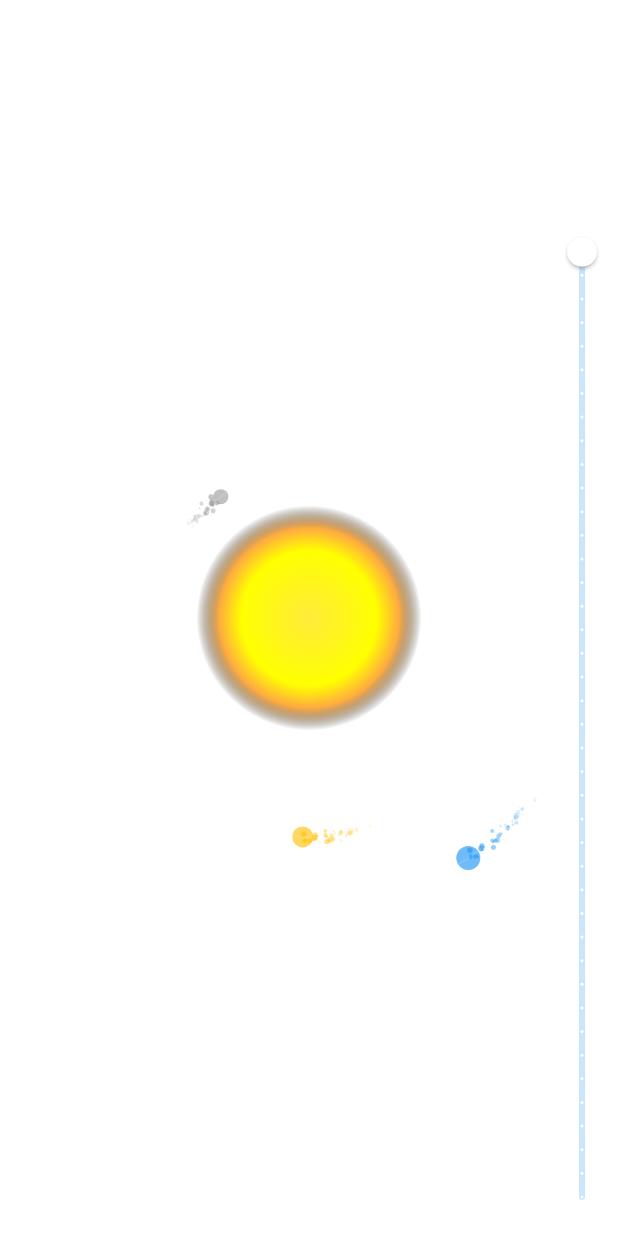
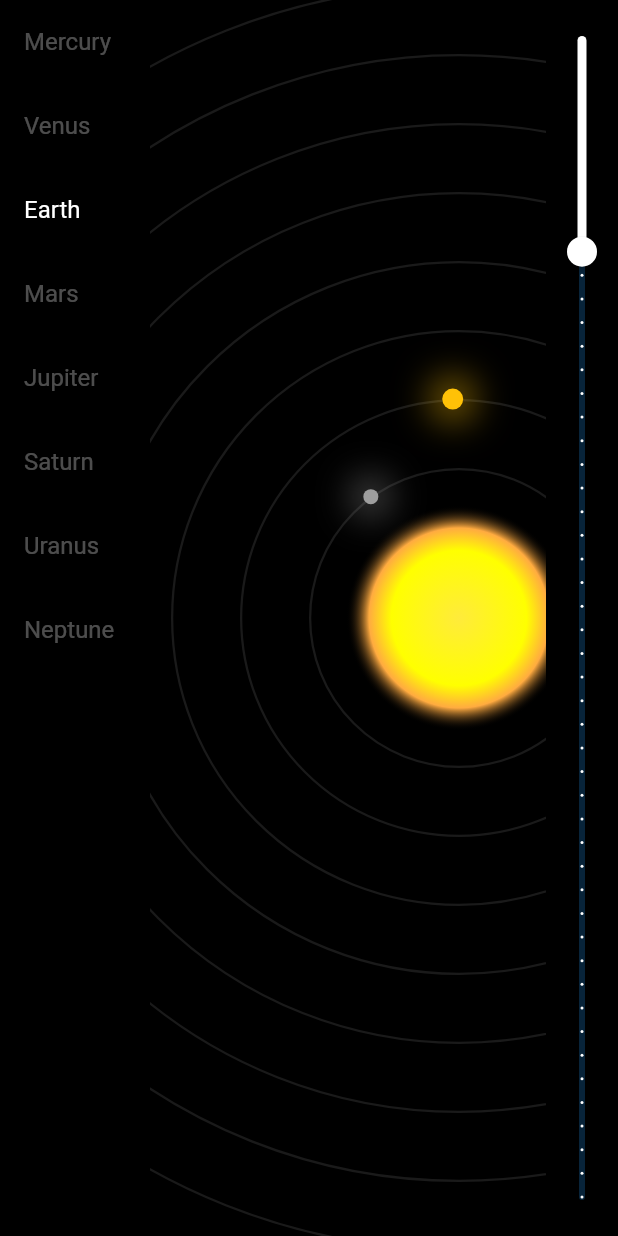
Before and after one commit to sonigeez/Solar-System-Simulator, a Flutter app: the screen it shows after launch, on a phone screen of 412 x 824 dp. Run offline on Flutter 3.47's test engine with Material 2 defaults, Android fonts, the phone set to English and light mode, and no system bars.

Commit message:
planet highlighter added and venus dire change

```diff
--- /dev/null
+++ b/lib/constants.dart
@@ -0,0 +1,65 @@
+import 'package:flutter/material.dart';
+import 'package:solar_system_emulation/planet_model.dart';
+
+class Constants {
+  static const baseDistance = 100.0;
+  static const distanceIncrement = 46.0;
+  static final planets = [
+    Planet(
+      name: PlanetNames.Mercury,
+      color: Colors.grey,
+      distanceFromSun: baseDistance,
+      radius: 5.0,
+      orbitalDuration: 1,
+    ),
+    Planet(
+      name: PlanetNames.Venus,
+      color: Colors.amber,
+      distanceFromSun: baseDistance + distanceIncrement * 1,
+      radius: 7.0,
+      orbitalDuration: 224.7 / 88,
+    ),
+    Planet(
+      name: PlanetNames.Earth,
+      color: Colors.blue,
+      distanceFromSun: baseDistance + distanceIncrement * 2,
+      radius: 8.0,
+      orbitalDuration: 365 / 88,
+    ),
+    Planet(
+      name: PlanetNames.Mars,
+      color: Colors.red,
+      distanceFromSun: baseDistance + distanceIncrement * 3,
+      radius: 6.0,
+      orbitalDuration: 687 / 88,
+    ),
+    Planet(
+      name: PlanetNames.Jupiter,
+      color: Colors.orange,
+      distanceFromSun: baseDistance + distanceIncrement * 4,
+      radius: 15.0,
+      orbitalDuration: 4333 / 88,
+    ),
+    Planet(
+      name: PlanetNames.Saturn,
+      color: Colors.yellow,
+      distanceFromSun: baseDistance + distanceIncrement * 5,
+      radius: 12.0,
+      orbitalDuration: 10757 / 88,
+    ),
+    Planet(
+      name: PlanetNames.Uranus,
+      color: Colors.lightBlue,
+      distanceFromSun: baseDistance + distanceIncrement * 6,
+      radius: 10.0,
+      orbitalDuration: 30687 / 88,
+    ),
+    Planet(
+      name: PlanetNames.Neptune,
+      color: Colors.blueAccent,
+      distanceFromSun: baseDistance + distanceIncrement * 7,
+      radius: 9.0,
+      orbitalDuration: 60190 / 88,
+    ),
+  ];
+}
--- a/lib/main.dart
+++ b/lib/main.dart
@@ -1,6 +1,7 @@
-import 'package:flutter/material.dart';
 import 'dart:math';
 
+import 'package:flutter/material.dart';
+import 'package:solar_system_emulation/constants.dart';
 import 'package:solar_system_emulation/planet_model.dart';
 import 'package:solar_system_emulation/widgets/planet_widget.dart';
 import 'package:solar_system_emulation/widgets/sun_widget.dart';
@@ -34,67 +35,6 @@ class SolarSystemState extends State<SolarSystem>
       TransformationController();
 
   double _elapsedTime = 0;
-  static const baseDistance = 100.0;
-  static const distanceIncrement = 46.0;
-
-  final planets = [
-    Planet(
-      name: 'Mercury',
-      color: Colors.grey,
-      distanceFromSun: baseDistance,
-      radius: 5.0,
-      orbitalDuration: 1,
-    ),
-    Planet(
-      name: 'Venus',
-      color: Colors.amber,
-      distanceFromSun: baseDistance + distanceIncrement * 1,
-      radius: 7.0,
-      orbitalDuration: 224.7 / 88,
-    ),
-    Planet(
-      name: 'Earth',
-      color: Colors.blue,
-      distanceFromSun: baseDistance + distanceIncrement * 2,
-      radius: 8.0,
-      orbitalDuration: 365 / 88,
-    ),
-    Planet(
-      name: 'Mars',
-      color: Colors.red,
-      distanceFromSun: baseDistance + distanceIncrement * 3,
-      radius: 6.0,
-      orbitalDuration: 687 / 88,
-    ),
-    Planet(
-      name: 'Jupiter',
-      color: Colors.orange,
-      distanceFromSun: baseDistance + distanceIncrement * 4,
-      radius: 15.0,
-      orbitalDuration: 4333 / 88,
-    ),
-    Planet(
-      name: 'Saturn',
-      color: Colors.yellow,
-      distanceFromSun: baseDistance + distanceIncrement * 5,
-      radius: 12.0,
-      orbitalDuration: 10757 / 88,
-    ),
-    Planet(
-      name: 'Uranus',
-      color: Colors.lightBlue,
-      distanceFromSun: baseDistance + distanceIncrement * 6,
-      radius: 10.0,
-      orbitalDuration: 30687 / 88,
-    ),
-    Planet(
-      name: 'Neptune',
-      color: Colors.blueAccent,
-      distanceFromSun: baseDistance + distanceIncrement * 7,
-      radius: 9.0,
-      orbitalDuration: 60190 / 88,
-    ),
-  ];
 
   @override
   void initState() {
@@ -110,11 +50,40 @@ class SolarSystemState extends State<SolarSystem>
   }
 
   double _speed = 1; // Default speed is 1
+  PlanetNames selectedPlanet = PlanetNames.Earth;
 
   @override
   Widget build(BuildContext context) {
-    return Row(
+    return Scaffold(
+      backgroundColor: Colors.black,
+      body: Row(
         children: [
+          SizedBox(
+            width: 100.0, // Adjust width to your needs
+            child: ListView.builder(
+              itemCount: Constants.planets.length,
+              itemBuilder: (context, index) {
+                final planet = Constants.planets[index];
+                return ListTile(
+                  enableFeedback: false,
+                  title: Text(
+                    planet.name.toString(),
+                    style: TextStyle(
+                      color: planet.name == selectedPlanet
+                          ? Colors.white
+                          : Colors.white30,
+                    ),
+                  ), // Assuming your Planet class has a property called 'name'
+
+                  onTap: () {
+                    setState(() {
+                      selectedPlanet = planet.name;
+                    });
+                  },
+                );
+              },
+            ),
+          ),
           Expanded(
             child: AnimatedBuilder(
               animation: _controller,
@@ -125,14 +94,21 @@ class SolarSystemState extends State<SolarSystem>
                   maxScale: 15.0,
                   child: Stack(
                     children: [
-                    const SunWidget(), // You'd need to create a separate SunWidget too
-                    ...planets.map((planet) {
+                      const SunWidget(),
+                      ...Constants.planets.map((planet) {
                         final double completedOrbits =
                             _elapsedTime / planet.orbitalDuration;
-                      final double angle = 2 * pi * completedOrbits;
-                      return PlanetWidget(
+                        double angle = 2 * pi * completedOrbits;
+
+                        // Make Venus rotate in the opposite direction
+                        if (planet.name == PlanetNames.Venus) {
+                          angle = -angle;
+                        }
+
+                        return PlanetOrbitWidget(
                           planet: planet,
                           angle: angle,
+                          isHighlighted: planet.name == selectedPlanet,
                           center: Offset(MediaQuery.of(context).size.width / 2,
                               MediaQuery.of(context).size.height / 2),
                         );
@@ -145,8 +121,6 @@ class SolarSystemState extends State<SolarSystem>
           ),
           RotatedBox(
             quarterTurns: 1,
-          child: Material(
-            color: Colors.transparent,
             child: Slider(
               //give all colors to it
               activeColor: Colors.white,
@@ -163,8 +137,8 @@ class SolarSystemState extends State<SolarSystem>
               divisions: 49,
             ),
           ),
+        ],
       ),
-      ],
     );
   }
 
--- a/lib/planet_model.dart
+++ b/lib/planet_model.dart
@@ -1,7 +1,9 @@
+// ignore_for_file: constant_identifier_names
+
 import 'dart:ui';
 
 class Planet {
-  final String name;
+  final PlanetNames name;
   final Color color;
   final double distanceFromSun;
   final double radius;
@@ -15,3 +17,18 @@ class Planet {
     required this.orbitalDuration,
   });
 }
+
+enum PlanetNames {
+  Mercury,
+  Venus,
+  Earth,
+  Mars,
+  Jupiter,
+  Saturn,
+  Uranus,
+  Neptune;
+
+  //toString
+  @override
+  String toString() => name;
+}
--- a/lib/widgets/planet_widget.dart
+++ b/lib/widgets/planet_widget.dart
@@ -3,85 +3,198 @@ import 'dart:math';
 import 'package:flutter/material.dart';
 import 'package:solar_system_emulation/planet_model.dart';
 
-class PlanetWidget extends StatelessWidget {
+class PlanetOrbitWidget extends StatelessWidget {
   final Planet planet;
   final double angle;
   final Offset center;
+  final bool isHighlighted;
 
-  const PlanetWidget(
-      {super.key,
+  const PlanetOrbitWidget({
     required this.planet,
     required this.angle,
-      required this.center});
+    required this.center,
+    this.isHighlighted = false,
+    Key? key,
+  }) : super(key: key);
 
   @override
   Widget build(BuildContext context) {
-    final double dx = center.dx;
-    final double dy = center.dy;
+    final double dx = center.dx + planet.distanceFromSun * cos(angle);
+    final double dy = center.dy + planet.distanceFromSun * sin(angle);
+    final largestDiameterWithRing = 2 * (planet.radius + planet.radius * 1.4);
+    final offsetForCentering = largestDiameterWithRing / 2;
 
-    return Positioned(
-      left: dx - planet.distanceFromSun - planet.radius,
-      top: dy - planet.distanceFromSun - planet.radius,
-      child: CustomPaint(
-        painter: PlanetPainter(planet: planet, angle: angle),
-        size: Size(2 * (planet.distanceFromSun + planet.radius),
-            2 * (planet.distanceFromSun + planet.radius)),
+    return Stack(
+      alignment: Alignment.center,
+      children: [
+        // Orbit
+        Positioned(
+          left: center.dx - planet.distanceFromSun,
+          top: center.dy - planet.distanceFromSun,
+          child: Container(
+            width: 2 * planet.distanceFromSun,
+            height: 2 * planet.distanceFromSun,
+            decoration: BoxDecoration(
+              borderRadius: BorderRadius.circular(planet.distanceFromSun),
+              border: Border.all(color: Colors.white10, width: 1.5),
             ),
+          ),
+        ),
+
+        // Planet
+        Positioned(
+          left: dx - offsetForCentering,
+          top: dy - offsetForCentering,
+          child: Stack(
+            alignment: Alignment.center,
+            children: [
+              Container(
+                width: 2 * planet.radius,
+                height: 2 * planet.radius,
+                decoration: BoxDecoration(
+                  shape: BoxShape.circle,
+                  boxShadow: [
+                    BoxShadow(
+                      color: planet.color.withOpacity(0.5),
+                      blurRadius: 20,
+                      spreadRadius: 8,
+                    ),
+                  ],
+                ),
+              ),
+              isHighlighted
+                  ? Stack(
+                      alignment: Alignment.center,
+                      children: [
+                        SemiCircle(radius: planet.radius + planet.radius * 0.6),
+                        SemiCircle(
+                            radius: planet.radius + planet.radius * 1,
+                            clockwise: false),
+                        SemiCircle(radius: planet.radius + planet.radius * 1.4),
+                      ],
+                    )
+                  : SizedBox(
+                      width: largestDiameterWithRing,
+                      height: largestDiameterWithRing,
+                    ),
+              CircleAvatar(
+                radius: planet.radius,
+                backgroundColor: planet.color,
+              ),
+            ],
+          ),
+        ),
+      ],
     );
   }
 }
 
-class PlanetPainter extends CustomPainter {
-  final Planet planet;
-  final double angle;
-  final Random _random = Random();
+class SemiCircle extends StatefulWidget {
+  const SemiCircle({
+    super.key,
+    required this.radius,
+    this.clockwise = true, // Default is clockwise
+  });
 
-  PlanetPainter({required this.planet, required this.angle});
+  final double radius;
+  final bool clockwise;
 
   @override
-  void paint(Canvas canvas, Size size) {
-    final Offset center = Offset(size.width / 2, size.height / 2);
-    final double dx = center.dx + planet.distanceFromSun * cos(angle);
-    final double dy = center.dy + planet.distanceFromSun * sin(angle);
+  SemiCircleState createState() => SemiCircleState();
+}
 
-    // Render the sprinkles for the trail
-    for (int i = 1; i <= 10; i++) {
-      double trailAngle = angle - (2 * pi * i * 0.005);
-      double trailDx = center.dx + planet.distanceFromSun * cos(trailAngle);
-      double trailDy = center.dy + planet.distanceFromSun * sin(trailAngle);
+class SemiCircleState extends State<SemiCircle>
+    with SingleTickerProviderStateMixin {
+  late AnimationController _controller;
 
-      // Scatter several dots around each trail point
-      for (int j = 0; j < 5; j++) {
-        // 5 dots around each trail point
-        final offsetX =
-            _random.nextDouble() * 8 - 4; // Random value between -4 and 4
-        final offsetY =
-            _random.nextDouble() * 8 - 4; // Random value between -4 and 4
+  @override
+  void initState() {
+    super.initState();
+    _controller = AnimationController(
+      duration: const Duration(seconds: 2),
+      vsync: this,
+    )..repeat();
+  }
 
-        final sprinklePaint = Paint()
-          ..color = planet.color.withOpacity(0.65 * (1 - i * 0.1))
-          ..style = PaintingStyle.fill;
+  @override
+  Widget build(BuildContext context) {
+    // If clockwise, then Tween goes from 0 to 1. If anti-clockwise, then 1 to 0.
+    final rotationTween = widget.clockwise
+        ? Tween(begin: 0.0, end: 1.0)
+        : Tween(begin: 1.0, end: 0.0);
 
-        double sprinkleSize =
-            _random.nextDouble() * 2; // Random dot size up to 2
+    return RotationTransition(
+      turns: rotationTween.animate(_controller),
+      child: Container(
+        width: 2 * widget.radius,
+        height: 2 * widget.radius,
+        decoration: const BoxDecoration(
+          shape: BoxShape.circle,
+          color: Colors.transparent,
+        ),
+        child: CustomPaint(
+          painter: HalfBorderPainter(),
+        ),
+      ),
+    );
+  }
 
-        canvas.drawCircle(Offset(trailDx + offsetX, trailDy + offsetY),
-            sprinkleSize, sprinklePaint);
+  @override
+  void dispose() {
+    _controller.dispose();
+    super.dispose();
   }
 }
 
-    final planetPaint = Paint()..color = planet.color.withOpacity(0.65);
-    canvas.drawCircle(Offset(dx, dy), planet.radius, planetPaint);
+class HalfBorderPainter extends CustomPainter {
+  @override
+  void paint(Canvas canvas, Size size) {
+    final paint = Paint()
+      ..color = Colors.white30
+      ..strokeWidth = 1.3
+      ..style = PaintingStyle.stroke;
 
-    final orbitPaint = Paint()
-      ..color = Colors.white10
-      ..style = PaintingStyle.stroke
-      ..strokeWidth = 1.5;
-    canvas.drawCircle(center, planet.distanceFromSun, orbitPaint);
+    final center = Offset(size.width / 2, size.height / 2);
+    const startAngle = -pi / 2;
+    const sweepAngle = pi;
+
+    canvas.drawArc(
+      Rect.fromCircle(center: center, radius: size.width / 2),
+      startAngle,
+      sweepAngle,
+      false,
+      paint,
+    );
   }
 
   @override
-  bool shouldRepaint(PlanetPainter oldDelegate) {
-    return oldDelegate.angle != angle;
+  bool shouldRepaint(covariant CustomPainter oldDelegate) => false;
 }
-}
+
+
+
+
+
+    // List<Widget> sprinkles = [];
+    // for (int i = 1; i <= 10; i++) {
+    //   double trailAngle = angle - (2 * pi * i * 0.005);
+    //   double trailDx = center.dx + planet.distanceFromSun * cos(trailAngle);
+    //   double trailDy = center.dy + planet.distanceFromSun * sin(trailAngle);
+
+    //   for (int j = 0; j < 5; j++) {
+    //     final offsetX = _random.nextDouble() * 8 - 4;
+    //     final offsetY = _random.nextDouble() * 8 - 4;
+    //     double sprinkleSize = _random.nextDouble() * 2;
+
+    //     sprinkles.add(
+    //       Positioned(
+    //         left: trailDx + offsetX,
+    //         top: trailDy + offsetY,
+    //         child: CircleAvatar(
+    //           radius: sprinkleSize,
+    //           backgroundColor: planet.color.withOpacity(0.65 * (1 - i * 0.1)),
+    //         ),
+    //       ),
+    //     );
+    //   }
+    // }
```
Lines whose indentation alone changed are shown as unchanged.
